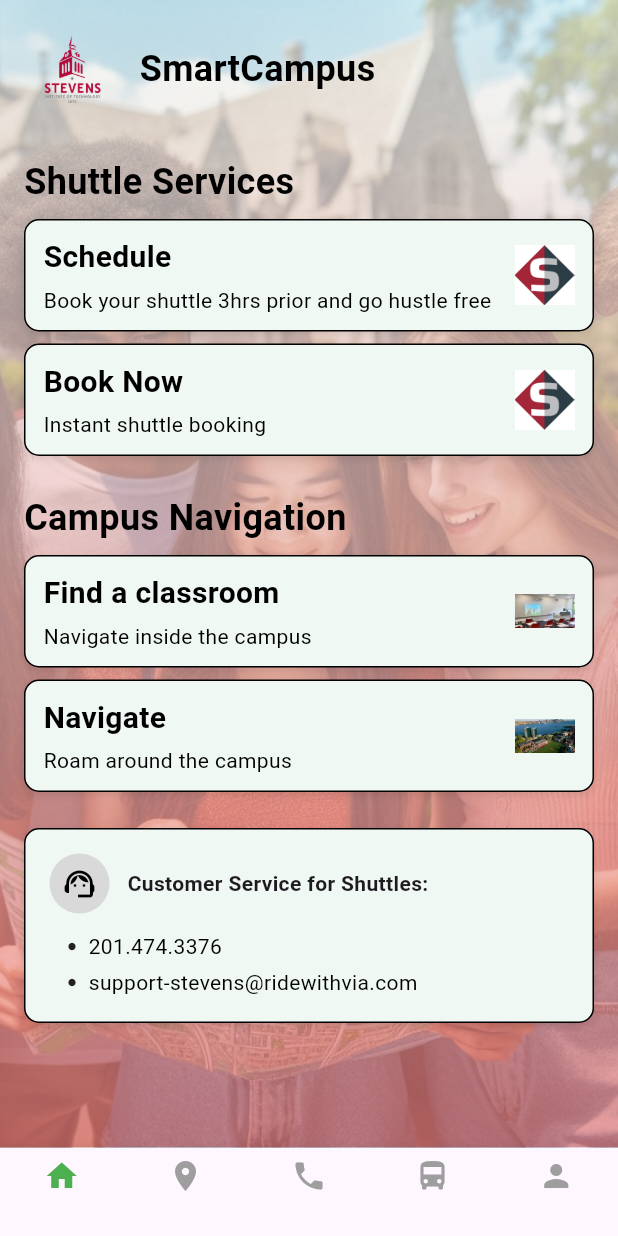
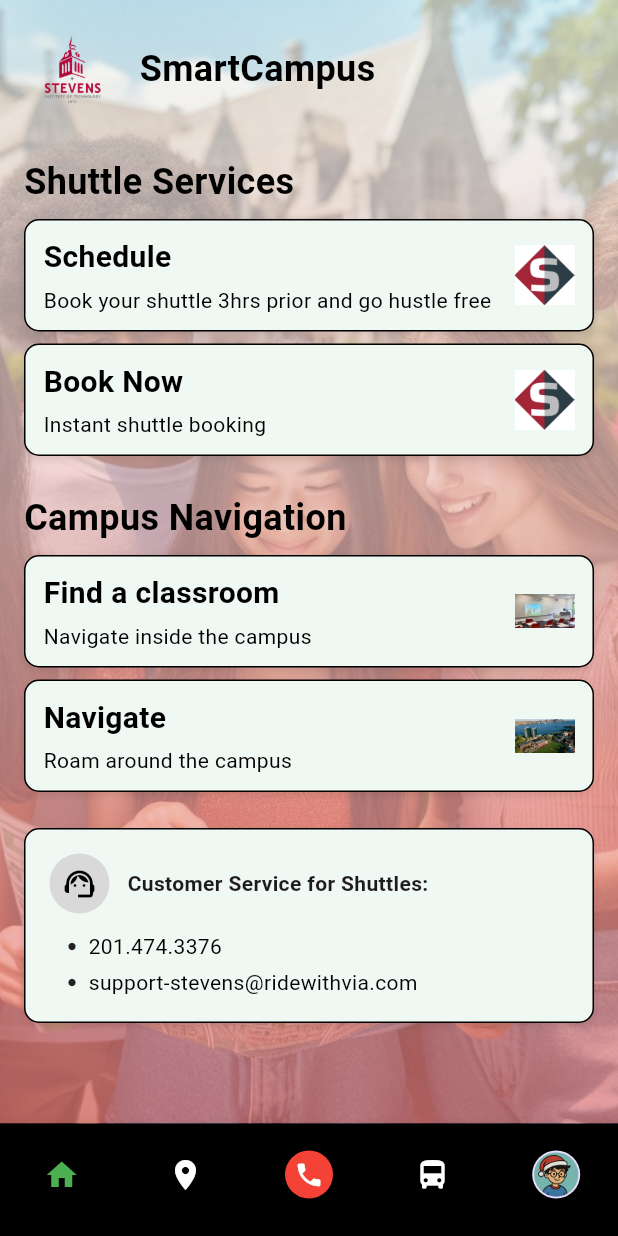
Before and after one commit to vidhikansara12/quackathon_stevens_smartcampus, a Flutter app: the BottomPage screen opened directly with empty values, on a phone screen of 412 x 824 dp. Run offline on Flutter 3.47's test engine with Material 3 defaults, Android fonts, the phone set to English and light mode, and no system bars.

Commit message:
bottombar ui fixed

```diff
--- a/stevens_smartcampus/lib/components/bottom_bar.dart
+++ b/stevens_smartcampus/lib/components/bottom_bar.dart
@@ -10,10 +10,10 @@
   final ValueChanged<int> onTap;
 
   const BottomPage({
-    super.key,
+    Key? key,
     required this.selectedIndex,
     required this.onTap,
-  });
+  }) : super(key: key);
 
   static final List<Widget> _pages = <Widget>[
     HomePage(),
@@ -28,17 +28,58 @@
     return Scaffold(
       body: _pages[selectedIndex],
       bottomNavigationBar: BottomNavigationBar(
+        // Make the bar black to match your design
+        backgroundColor: Colors.black,
+        // Keep icons in place, no shifting
         type: BottomNavigationBarType.fixed,
-        selectedItemColor: Colors.green,
-        unselectedItemColor: Colors.grey,
         currentIndex: selectedIndex,
         onTap: onTap,
-        items: const [
-          BottomNavigationBarItem(icon: Icon(Icons.home), label: ''),
-          BottomNavigationBarItem(icon: Icon(Icons.location_on), label: ''),
-          BottomNavigationBarItem(icon: Icon(Icons.phone), label: ''),
-          BottomNavigationBarItem(icon: Icon(Icons.directions_bus), label: ''),
-          BottomNavigationBarItem(icon: Icon(Icons.person), label: ''),
+        // Hide labels (no text under icons)
+        showSelectedLabels: false,
+        showUnselectedLabels: false,
+        // Override item colors with custom icons; these won't change on selection
+        selectedItemColor: Colors.transparent,
+        unselectedItemColor: Colors.transparent,
+        items: [
+          // 1) Home icon (green)
+          BottomNavigationBarItem(
+            icon: Icon(Icons.home, color: Colors.green),
+            label: '',
+          ),
+          // 2) Location pin (white)
+          BottomNavigationBarItem(
+            icon: Icon(Icons.location_on, color: Colors.white),
+            label: '',
+          ),
+          // 3) Phone in a red circle
+          BottomNavigationBarItem(
+            icon: Padding(
+              padding: const EdgeInsets.all(4.0),
+              child: Container(
+                width: 32,
+                height: 32,
+                decoration: const BoxDecoration(
+                  shape: BoxShape.circle,
+                  color: Colors.red,
+                ),
+                child: const Icon(Icons.phone, color: Colors.white, size: 20),
+              ),
+            ),
+            label: '',
+          ),
+          // 4) Bus icon (white)
+          BottomNavigationBarItem(
+            icon: Icon(Icons.directions_bus, color: Colors.white),
+            label: '',
+          ),
+          // 5) Profile avatar
+          BottomNavigationBarItem(
+            icon: CircleAvatar(
+              radius: 16,
+              backgroundImage: AssetImage('assets/images/avatar.png'),
+            ),
+            label: '',
+          ),
         ],
       ),
     );
--- a/stevens_smartcampus/lib/screens/welcome_screen.dart
+++ b/stevens_smartcampus/lib/screens/welcome_screen.dart
@@ -47,13 +47,13 @@
                       'assets/images/ini_logo.png', // Replace with your logo file
                       height: 100,
                     ),
-                    const SizedBox(height: 16),
+                    const SizedBox(height: 20),
 
 
                     const Text(
                       'Stevens',
                       style: TextStyle(
-                        fontSize: 28,
+                        fontSize: 30,
                         fontWeight: FontWeight.bold,
                         color: Color(0xFFB00808),
                       ),
@@ -63,7 +63,7 @@
 
                     Image.asset(
                       'assets/images/smart_campus_logo.png',
-                      height: 100,
+                      height: 125,
                     ),
                     const SizedBox(height: 12),
 
```
